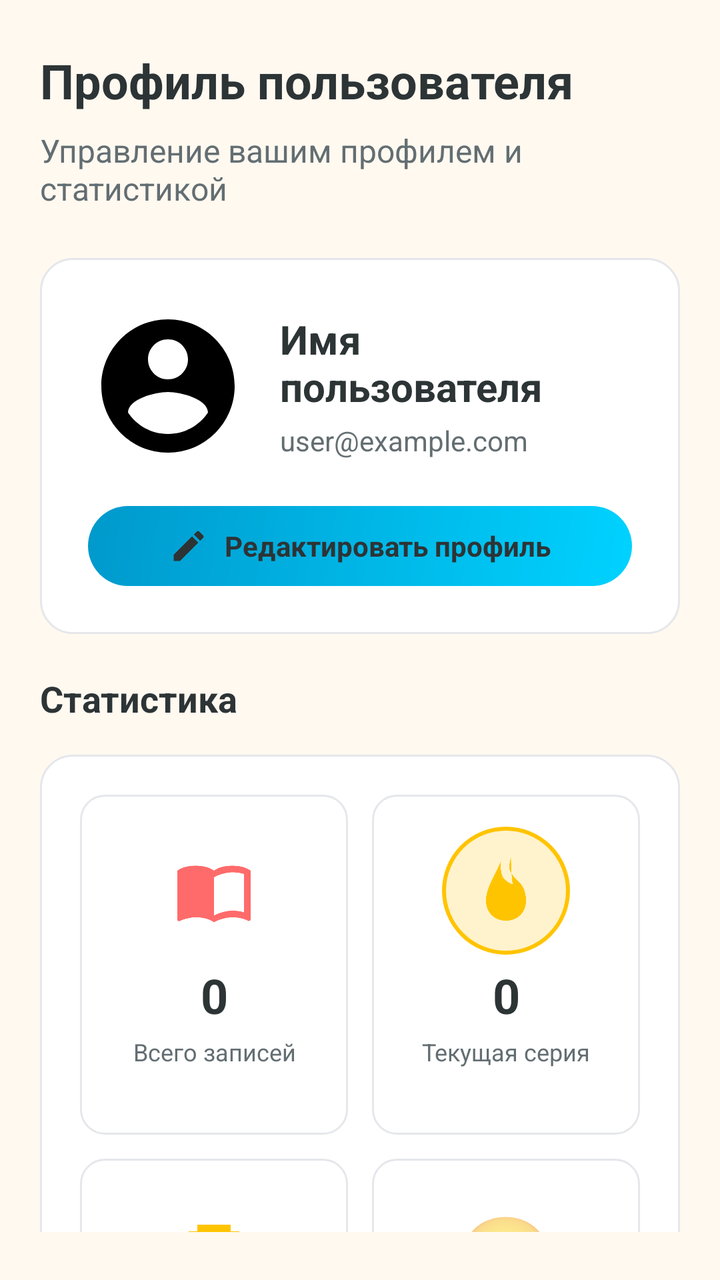
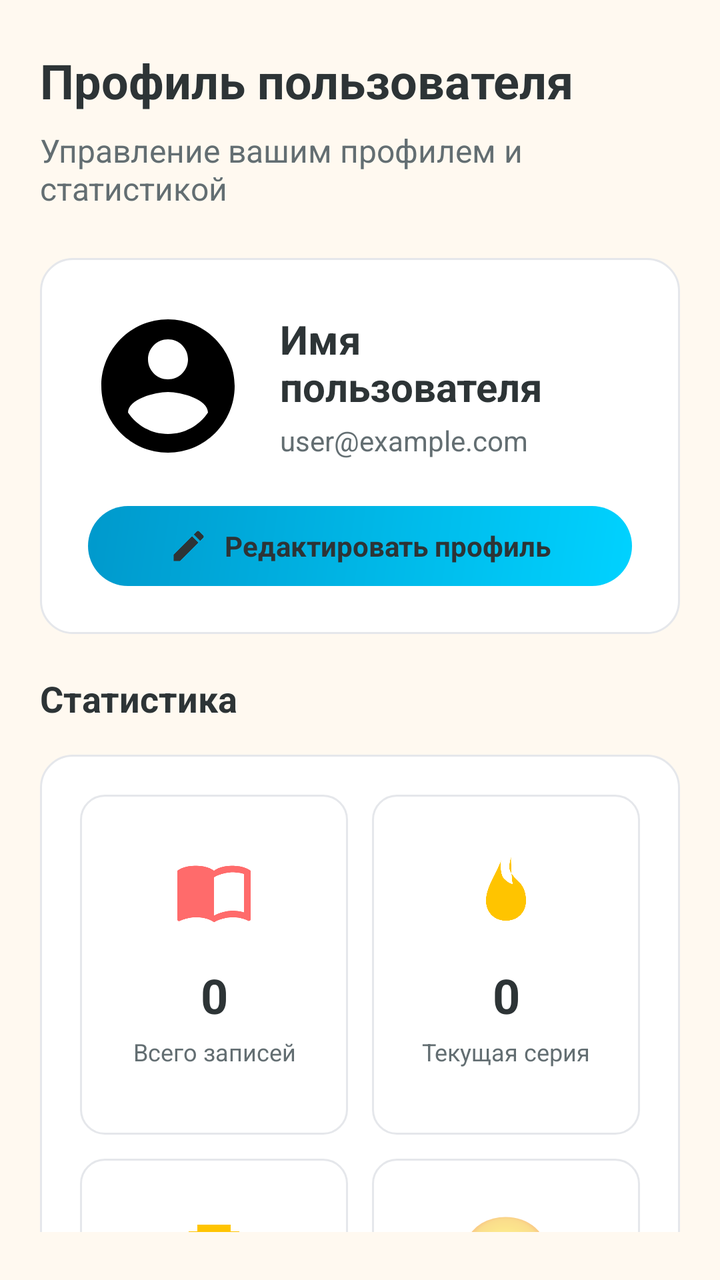

An Android layout rendered at two revisions. The XML below is the earlier revision; the diff shows what the commit changed to produce the second picture.
<!-- AndroidManifest.xml: application theme Theme.MyApplication -->
<!-- res/layout/fragment_profile.xml -->
<?xml version="1.0" encoding="utf-8"?>
<androidx.core.widget.NestedScrollView xmlns:android="http://schemas.android.com/apk/res/android"
    xmlns:app="http://schemas.android.com/apk/res-auto"
    xmlns:tools="http://schemas.android.com/tools"
    android:layout_width="match_parent"
    android:layout_height="match_parent"
    android:background="@color/background"
    android:fillViewport="true"
    android:paddingHorizontal="20dp"
    android:paddingTop="24dp"
    android:paddingBottom="24dp">

    <LinearLayout
        android:layout_width="match_parent"
        android:layout_height="wrap_content"
        android:layout_marginBottom="80dp"
        android:orientation="vertical">

        <TextView
            style="@style/ScreenHeader"
            android:text="@string/user_profile" />

        <TextView
            style="@style/ScreenSubtitle"
            android:text="@string/profile_subtitle" />

        <LinearLayout
            android:layout_width="match_parent"
            android:layout_height="wrap_content"
            android:layout_marginBottom="20dp"
            android:background="@drawable/profile_card_background"
            android:orientation="vertical"
            android:padding="24dp">

            
            <LinearLayout
                android:layout_width="match_parent"
                android:layout_height="wrap_content"
                android:layout_marginBottom="20dp"
                android:gravity="center_vertical"
                android:orientation="horizontal">

                <ImageView
                    android:id="@+id/avatar_image"
                    android:layout_width="80dp"
                    android:layout_height="80dp"
                    android:layout_marginEnd="16dp"
                    android:clickable="true"
                    android:focusable="true"
                    android:src="@drawable/ic_profile"
                    android:scaleType="centerCrop" />

                <LinearLayout
                    android:layout_width="0dp"
                    android:layout_height="wrap_content"
                    android:layout_weight="1"
                    android:orientation="vertical">

                    <TextView
                        android:id="@+id/name_text"
                        android:layout_width="wrap_content"
                        android:layout_height="wrap_content"
                        android:layout_marginBottom="4dp"
                        android:text="Имя пользователя"
                        android:textColor="@color/foreground"
                        android:textSize="20sp"
                        android:textStyle="bold" />

                    <TextView
                        android:id="@+id/email_text"
                        android:layout_width="wrap_content"
                        android:layout_height="wrap_content"
                        android:text="user@example.com"
                        android:textColor="@color/muted_foreground"
                        android:textSize="14sp" />


                </LinearLayout>

            </LinearLayout>

            <LinearLayout
                android:id="@+id/edit_profile_button"
                android:layout_width="match_parent"
                android:layout_height="40dp"
                android:background="@drawable/calendar_button_background"
                android:gravity="center|center_vertical"
                android:orientation="horizontal"
                android:paddingHorizontal="16dp"
                android:paddingVertical="8dp">

                <ImageView
                    android:layout_width="20dp"
                    android:layout_height="20dp"
                    android:layout_marginEnd="8dp"
                    android:src="@drawable/ic_edit"
                    app:tint="@color/foreground" />

                <TextView
                    android:layout_width="wrap_content"
                    android:layout_height="wrap_content"
                    android:text="@string/edit_profile"
                    android:textColor="@color/foreground"
                    android:textSize="14sp"
                    android:textStyle="bold" />

            </LinearLayout>

        </LinearLayout>

        <TextView
            style="@style/SectionHeader"
            android:layout_width="wrap_content"
            android:layout_marginBottom="16dp"
            android:text="@string/statistics" />

        <LinearLayout
            android:layout_width="match_parent"
            android:layout_height="wrap_content"
            android:layout_marginBottom="24dp"
            android:background="@drawable/stats_card_background"
            android:orientation="vertical"
            android:padding="20dp">

            <LinearLayout
                android:layout_width="match_parent"
                android:layout_height="wrap_content"
                android:layout_marginBottom="12dp"
                android:baselineAligned="false"
                android:orientation="horizontal">

                
                <LinearLayout
                    android:layout_width="0dp"
                    android:layout_height="170dp"
                    android:layout_marginEnd="6dp"
                    android:layout_weight="1"
                    android:background="@drawable/stat_item_background"
                    android:orientation="vertical"
                    android:paddingHorizontal="14dp"
                    android:paddingVertical="16dp">

                    <FrameLayout
                        android:layout_width="64dp"
                        android:layout_height="64dp"
                        android:layout_gravity="center_horizontal"
                        android:layout_marginBottom="4dp">

                        <ImageView
                            android:layout_width="40dp"
                            android:layout_height="40dp"
                            android:layout_gravity="center"
                            android:contentDescription="@string/stat_label_total_entries"
                            android:src="@drawable/ic_diary"
                            app:tint="@color/primary" />

                    </FrameLayout>

                    <TextView
                        android:id="@+id/total_entries_text"
                        android:layout_width="match_parent"
                        android:layout_height="wrap_content"
                        android:layout_marginBottom="4dp"
                        android:gravity="center"
                        android:text="0"
                        android:textColor="@color/foreground"
                        android:textSize="24sp"
                        android:textStyle="bold" />

                    <TextView
                        android:layout_width="match_parent"
                        android:layout_height="wrap_content"
                        android:gravity="center"
                        android:text="@string/stat_label_total_entries"
                        android:textColor="@color/muted_foreground"
                        android:textSize="12sp" />

                </LinearLayout>

                
                <LinearLayout
                    android:layout_width="0dp"
                    android:layout_height="170dp"
                    android:layout_marginStart="6dp"
                    android:layout_weight="1"
                    android:background="@drawable/stat_item_background"
                    android:orientation="vertical"
                    android:paddingHorizontal="14dp"
                    android:paddingVertical="16dp">

                    <FrameLayout
                        android:layout_width="64dp"
                        android:layout_height="64dp"
                        android:layout_gravity="center_horizontal"
                        android:layout_marginBottom="4dp">

                        <LinearLayout
                            android:id="@+id/current_streak_icon_container"
                            android:layout_width="64dp"
                            android:layout_height="64dp"
                            android:layout_gravity="center"
                            android:background="@drawable/streak_icon_frame_active"
                            android:gravity="center">

                            <ImageView
                                android:id="@+id/current_streak_flame_icon"
                                android:layout_width="40dp"
                                android:layout_height="40dp"
                                android:contentDescription="@string/stat_label_current_streak"
                                android:src="@drawable/ic_flame"
                                app:tint="@color/accent" />

                        </LinearLayout>

                    </FrameLayout>

                    <TextView
                        android:id="@+id/current_streak_text"
                        android:layout_width="match_parent"
                        android:layout_height="wrap_content"
                        android:layout_marginBottom="4dp"
                        android:gravity="center"
                        android:text="0"
                        android:textColor="@color/foreground"
                        android:textSize="24sp"
                        android:textStyle="bold" />

                    <TextView
                        android:layout_width="match_parent"
                        android:layout_height="wrap_content"
                        android:gravity="center"
                        android:text="@string/stat_label_current_streak"
                        android:textColor="@color/muted_foreground"
                        android:textSize="12sp" />

                </LinearLayout>

            </LinearLayout>

            <LinearLayout
                android:layout_width="match_parent"
                android:layout_height="wrap_content"
                android:baselineAligned="false"
                android:orientation="horizontal">

                
                <LinearLayout
                    android:layout_width="0dp"
                    android:layout_height="170dp"
                    android:layout_marginEnd="6dp"
                    android:layout_weight="1"
                    android:background="@drawable/stat_item_background"
                    android:orientation="vertical"
                    android:paddingHorizontal="14dp"
                    android:paddingVertical="16dp">

                    <FrameLayout
                        android:layout_width="64dp"
                        android:layout_height="64dp"
                        android:layout_gravity="center_horizontal"
                        android:layout_marginBottom="4dp">

                        <ImageView
                            android:layout_width="40dp"
                            android:layout_height="40dp"
                            android:layout_gravity="center"
                            android:contentDescription="@string/stat_label_longest_streak"
                            android:src="@drawable/ic_trophy"
                            app:tint="@color/accent" />

                    </FrameLayout>

                    <TextView
                        android:id="@+id/longest_streak_text"
                        android:layout_width="match_parent"
                        android:layout_height="wrap_content"
                        android:layout_marginBottom="4dp"
                        android:gravity="center"
                        android:text="0"
                        android:textColor="@color/foreground"
                        android:textSize="24sp"
                        android:textStyle="bold" />

                    <TextView
                        android:layout_width="match_parent"
                        android:layout_height="wrap_content"
                        android:gravity="center"
                        android:text="@string/stat_label_longest_streak"
                        android:textColor="@color/muted_foreground"
                        android:textSize="12sp" />

                </LinearLayout>

                
                <LinearLayout
                    android:layout_width="0dp"
                    android:layout_height="170dp"
                    android:layout_marginStart="6dp"
                    android:layout_weight="1"
                    android:background="@drawable/stat_item_background"
                    android:orientation="vertical"
                    android:paddingHorizontal="14dp"
                    android:paddingVertical="16dp">

                    <FrameLayout
                        android:layout_width="64dp"
                        android:layout_height="64dp"
                        android:layout_gravity="center_horizontal"
                        android:layout_marginBottom="4dp">

                        <TextView
                            android:id="@+id/average_mood_emoji"
                            android:layout_width="wrap_content"
                            android:layout_height="wrap_content"
                            android:layout_gravity="center"
                            android:contentDescription="@string/stat_label_average_mood"
                            android:textSize="40sp"
                            android:text="😐" />

                    </FrameLayout>

                    <TextView
                        android:id="@+id/average_mood_text"
                        android:layout_width="match_parent"
                        android:layout_height="wrap_content"
                        android:layout_marginBottom="4dp"
                        android:gravity="center"
                        android:text="0.0"
                        android:textColor="@color/foreground"
                        android:textSize="24sp"
                        android:textStyle="bold" />

                    <TextView
                        android:layout_width="match_parent"
                        android:layout_height="wrap_content"
                        android:gravity="center"
                        android:text="@string/stat_label_average_mood"
                        android:textColor="@color/muted_foreground"
                        android:textSize="12sp" />

                </LinearLayout>

            </LinearLayout>

        </LinearLayout>

        
        <GridLayout
            android:layout_width="match_parent"
            android:layout_height="wrap_content"
            android:columnCount="2"
            android:rowCount="1">

            
            <LinearLayout
                android:id="@+id/analytics_button"
                android:layout_width="0dp"
                android:layout_height="wrap_content"
                android:layout_columnWeight="1"
                android:layout_marginEnd="8dp"
                android:background="@drawable/analytics_button_gradient_background"
                android:gravity="center"
                android:orientation="vertical"
                android:padding="20dp">

                <ImageView
                    android:layout_width="28dp"
                    android:layout_height="28dp"
                    android:layout_marginBottom="12dp"
                    android:src="@drawable/ic_analytics"
                    app:tint="@color/primary_foreground" />

                <TextView
                    android:layout_width="wrap_content"
                    android:layout_height="wrap_content"
                    android:text="@string/analytics"
                    android:textColor="@color/primary_foreground"
                    android:textSize="16sp"
                    android:textStyle="bold" />

            </LinearLayout>

            
            <LinearLayout
                android:id="@+id/settings_button"
                android:layout_width="0dp"
                android:layout_height="wrap_content"
                android:layout_columnWeight="1"
                android:layout_marginStart="8dp"
                android:background="@drawable/settings_button_gradient_background"
                android:gravity="center"
                android:orientation="vertical"
                android:padding="20dp">

                <ImageView
                    android:layout_width="28dp"
                    android:layout_height="28dp"
                    android:layout_marginBottom="12dp"
                    android:src="@drawable/ic_settings"
                    app:tint="@android:color/white" />

                <TextView
                    android:layout_width="wrap_content"
                    android:layout_height="wrap_content"
                    android:text="@string/settings"
                    android:textColor="@android:color/white"
                    android:textSize="16sp"
                    android:textStyle="bold" />

            </LinearLayout>

        </GridLayout>

    </LinearLayout>

</androidx.core.widget.NestedScrollView>
<!-- resources referenced by this layout -->
<resources>
  <color name="accent">#FFC400</color>
  <color name="background">#FFF9F0</color>
  <color name="foreground">#2D3436</color>
  <color name="muted_foreground">#636E72</color>
  <color name="primary">#FF6B6B</color>
  <color name="primary_foreground">#FFFFFF</color>
  <!-- drawable analytics_button_gradient_background (drawable) -->
  <?xml version="1.0" encoding="utf-8"?>
  <shape xmlns:android="http://schemas.android.com/apk/res/android">
      <gradient
          android:startColor="@color/color_purple"
          android:endColor="#7E22CE"
          android:angle="135" />
      <corners android:radius="24dp" />
  </shape>
  <!-- drawable calendar_button_background (drawable) -->
  <?xml version="1.0" encoding="utf-8"?>
  <shape xmlns:android="http://schemas.android.com/apk/res/android">
      <gradient
          android:startColor="@color/secondary"
          android:endColor="#0099CC"
          android:angle="135" />
      <corners android:radius="24dp" />
  </shape>
  <!-- drawable profile_card_background (drawable) -->
  <?xml version="1.0" encoding="utf-8"?>
  <shape xmlns:android="http://schemas.android.com/apk/res/android">
      <solid android:color="@color/card" />
      <corners android:radius="16dp" />
      <stroke android:width="1dp" android:color="@color/border" />
  </shape>
  <!-- drawable settings_button_gradient_background (drawable) -->
  <?xml version="1.0" encoding="utf-8"?>
  <shape xmlns:android="http://schemas.android.com/apk/res/android">
      <gradient
          android:startColor="@android:color/holo_orange_dark"
          android:endColor="#FF8C00"
          android:angle="135" />
      <corners android:radius="24dp" />
  </shape>
  <!-- drawable stat_item_background (drawable) -->
  <?xml version="1.0" encoding="utf-8"?>
  <shape xmlns:android="http://schemas.android.com/apk/res/android">
      <solid android:color="@color/card" />
      <corners android:radius="12dp" />
      <stroke android:width="1dp" android:color="@color/border" />
  </shape>
  <!-- drawable stats_card_background (drawable) -->
  <?xml version="1.0" encoding="utf-8"?>
  <shape xmlns:android="http://schemas.android.com/apk/res/android">
      <solid android:color="@color/card" />
      <corners android:radius="16dp" />
      <stroke android:width="1dp" android:color="@color/border" />
  </shape>
  <!-- drawable streak_icon_frame_active (drawable) -->
  <?xml version="1.0" encoding="utf-8"?>
  <shape xmlns:android="http://schemas.android.com/apk/res/android">
      <solid android:color="@color/accent_light" />
      <stroke
          android:width="2dp"
          android:color="@color/accent" />
      <corners android:radius="50dp" />
  </shape>
  <string name="analytics">Аналитика</string>
  <string name="edit_profile">Редактировать профиль</string>
  <string name="profile_subtitle">Управление вашим профилем и статистикой</string>
  <string name="settings">Настройки</string>
  <string name="stat_label_average_mood">Среднее настроение</string>
  <string name="stat_label_current_streak">Текущая серия</string>
  <string name="stat_label_longest_streak">Самая длинная серия</string>
  <string name="stat_label_total_entries">Всего записей</string>
  <string name="statistics">Статистика</string>
  <string name="user_profile">Профиль пользователя</string>
  <style name="ScreenSubtitle" parent="Widget.MaterialComponents.TextView">
          <item name="android:layout_width">match_parent</item>
          <item name="android:layout_height">wrap_content</item>
          <item name="android:layout_marginBottom">24dp</item>
          <item name="android:textColor">@color/muted_foreground</item>
          <item name="android:textSize">16sp</item>
      </style>
  <color name="color_purple">#A855F7</color>
  <color name="secondary">#00D2FF</color>
  <color name="card">#FFFFFF</color>
  <color name="border">#E5E7EB</color>
  <color name="accent_light">#FFF3CD</color>
  <color name="color_red">#FF3838</color>
  <color name="mood_good">#00D2FF</color>
  <color name="secondary_foreground">#FFFFFF</color>
  <!-- unchanged entries left out for length: 10 -->
</resources>

<!-- the commit's change to res/layout/fragment_profile.xml (unified diff, before → after) -->
@@ -194,23 +194,14 @@
                         android:layout_gravity="center_horizontal"
                         android:layout_marginBottom="4dp">
 
-                        <LinearLayout
-                            android:id="@+id/current_streak_icon_container"
-                            android:layout_width="64dp"
-                            android:layout_height="64dp"
+                        <ImageView
+                            android:id="@+id/current_streak_flame_icon"
+                            android:layout_width="40dp"
+                            android:layout_height="40dp"
                             android:layout_gravity="center"
-                            android:background="@drawable/streak_icon_frame_active"
-                            android:gravity="center">
-
-                            <ImageView
-                                android:id="@+id/current_streak_flame_icon"
-                                android:layout_width="40dp"
-                                android:layout_height="40dp"
-                                android:contentDescription="@string/stat_label_current_streak"
-                                android:src="@drawable/ic_flame"
-                                app:tint="@color/accent" />
-
-                        </LinearLayout>
+                            android:contentDescription="@string/stat_label_current_streak"
+                            android:src="@drawable/ic_flame"
+                            app:tint="@color/accent" />
 
                     </FrameLayout>
 
<!-- resource entries referenced after the edit -->
@@ -54,15 +54,6 @@
       <corners android:radius="16dp" />
       <stroke android:width="1dp" android:color="@color/border" />
   </shape>
-  <!-- drawable streak_icon_frame_active (drawable) -->
-  <?xml version="1.0" encoding="utf-8"?>
-  <shape xmlns:android="http://schemas.android.com/apk/res/android">
-      <solid android:color="@color/accent_light" />
-      <stroke
-          android:width="2dp"
-          android:color="@color/accent" />
-      <corners android:radius="50dp" />
-  </shape>
   <string name="analytics">Аналитика</string>
   <string name="edit_profile">Редактировать профиль</string>
   <string name="profile_subtitle">Управление вашим профилем и статистикой</string>
@@ -84,7 +75,6 @@
   <color name="secondary">#00D2FF</color>
   <color name="card">#FFFFFF</color>
   <color name="border">#E5E7EB</color>
-  <color name="accent_light">#FFF3CD</color>
   <color name="color_red">#FF3838</color>
   <color name="mood_good">#00D2FF</color>
   <color name="secondary_foreground">#FFFFFF</color>
